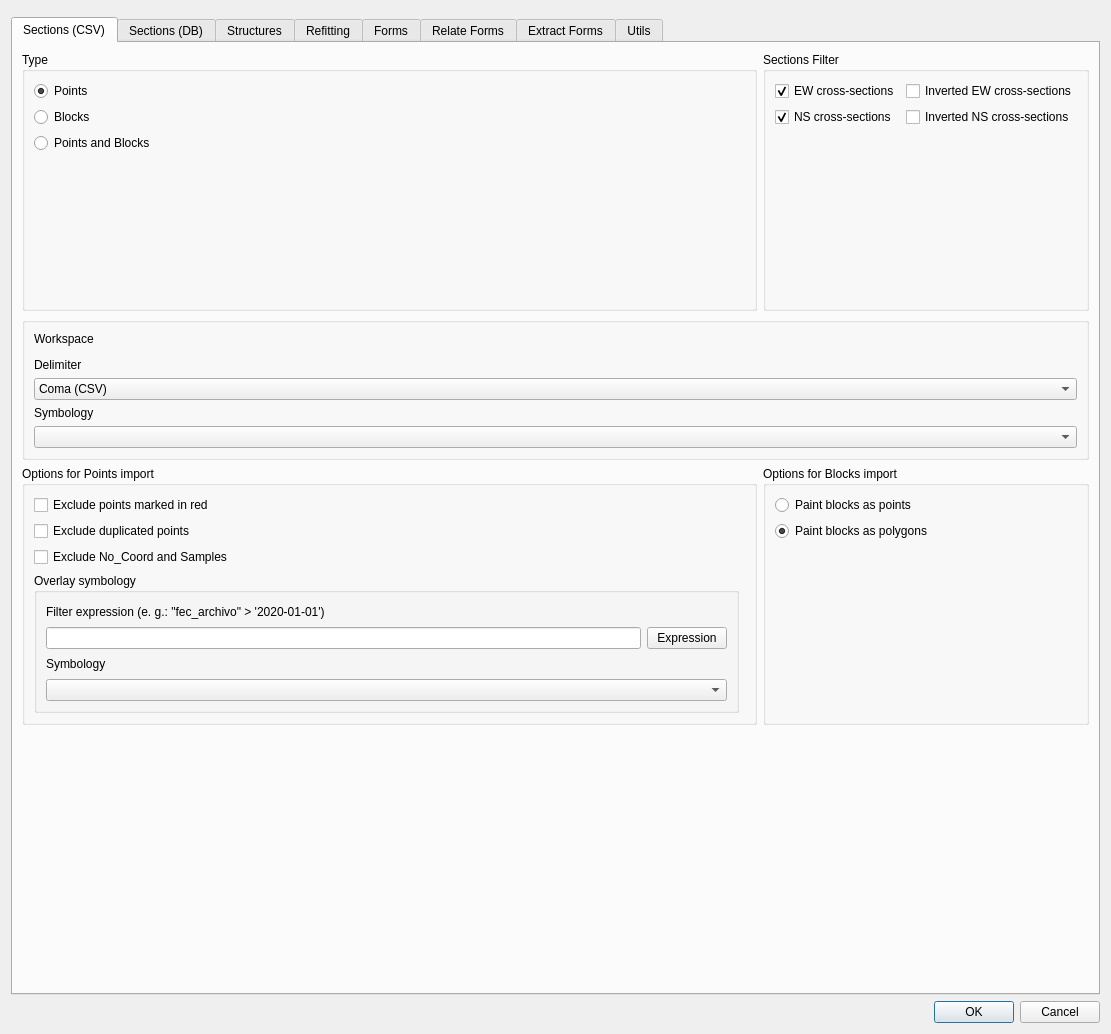
First picture: the form in sugar_tools_dialog.ui, repository psigcat/sugartools, before the edit.
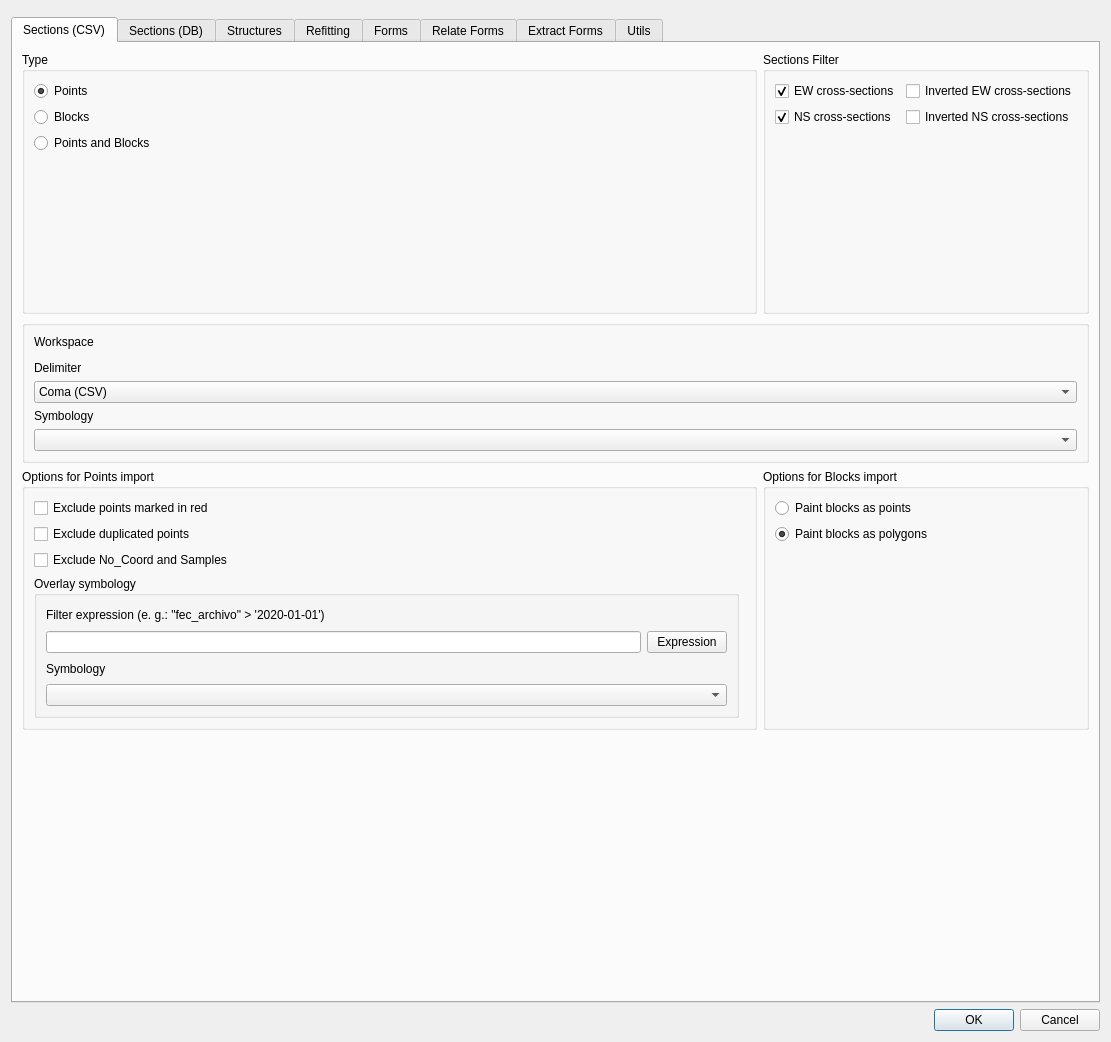
Second picture: the form after the edit. Custom widgets are drawn as their Qt base class.

```diff
--- a/sugar_tools_dialog.ui
+++ b/sugar_tools_dialog.ui
@@ -7,7 +7,7 @@
     <x>0</x>
     <y>0</y>
     <width>1111</width>
-    <height>1034</height>
+    <height>1042</height>
    </rect>
   </property>
   <property name="windowTitle">
```
